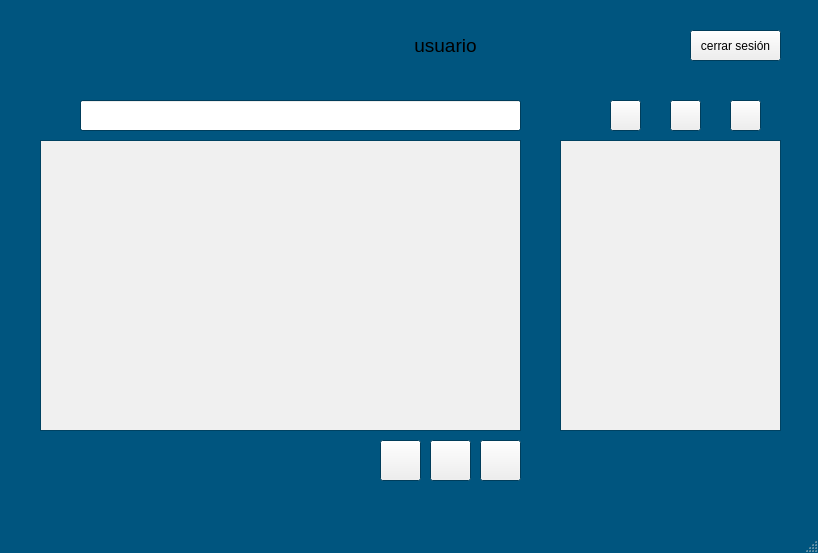
Qt form gestor_apps/interfaz_1/mainwindow.ui (AgustinDelgadoEstevez04/Repositorio_Dam_Tarde_Aerolaser) before a commit.
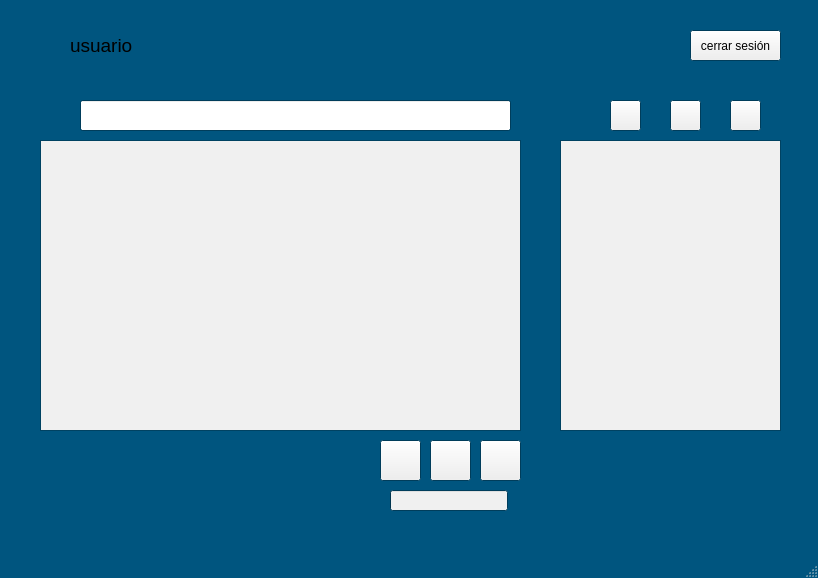
The same form after that commit. Icons and pictures are not drawn.

The edit to the form file:
```diff
--- a/gestor_apps/interfaz_1/mainwindow.ui
+++ b/gestor_apps/interfaz_1/mainwindow.ui
@@ -7,7 +7,7 @@
     <x>0</x>
     <y>0</y>
     <width>818</width>
-    <height>553</height>
+    <height>578</height>
    </rect>
   </property>
   <property name="palette">
@@ -209,7 +209,7 @@
    <widget class="QLabel" name="label_2">
     <property name="geometry">
      <rect>
-      <x>330</x>
+      <x>10</x>
       <y>20</y>
       <width>51</width>
       <height>51</height>
@@ -252,7 +252,7 @@
      <rect>
       <x>80</x>
       <y>100</y>
-      <width>441</width>
+      <width>431</width>
       <height>31</height>
      </rect>
     </property>
@@ -306,9 +306,9 @@
    <widget class="QLabel" name="usuario_nombre">
     <property name="geometry">
      <rect>
-      <x>390</x>
+      <x>70</x>
       <y>30</y>
-      <width>111</width>
+      <width>601</width>
       <height>31</height>
      </rect>
     </property>
@@ -321,7 +321,7 @@
      <string>usuario</string>
     </property>
     <property name="alignment">
-     <set>Qt::AlignmentFlag::AlignCenter</set>
+     <set>Qt::AlignmentFlag::AlignLeading|Qt::AlignmentFlag::AlignLeft|Qt::AlignmentFlag::AlignVCenter</set>
     </property>
    </widget>
    <widget class="QPushButton" name="cerrar_sesion">
@@ -499,10 +499,55 @@
      <rect>
       <x>40</x>
       <y>440</y>
-      <width>331</width>
-      <height>41</height>
+      <width>301</width>
+      <height>61</height>
      </rect>
     </property>
+    <property name="palette">
+     <palette>
+      <active>
+       <colorrole role="WindowText">
+        <brush brushstyle="SolidPattern">
+         <color alpha="255">
+          <red>255</red>
+          <green>255</green>
+          <blue>255</blue>
+         </color>
+        </brush>
+       </colorrole>
+       <colorrole role="Text">
+        <brush brushstyle="SolidPattern">
+         <color alpha="255">
+          <red>0</red>
+          <green>0</green>
+          <blue>0</blue>
+         </color>
+        </brush>
+       </colorrole>
+      </active>
+      <inactive>
+       <colorrole role="WindowText">
+        <brush brushstyle="SolidPattern">
+         <color alpha="255">
+          <red>255</red>
+          <green>255</green>
+          <blue>255</blue>
+         </color>
+        </brush>
+       </colorrole>
+       <colorrole role="Text">
+        <brush brushstyle="SolidPattern">
+         <color alpha="255">
+          <red>0</red>
+          <green>0</green>
+          <blue>0</blue>
+         </color>
+        </brush>
+       </colorrole>
+      </inactive>
+      <disabled/>
+     </palette>
+    </property>
     <property name="text">
      <string>&lt;!DOCTYPE HTML PUBLIC &quot;-//W3C//DTD HTML 4.0//EN&quot; &quot;http://www.w3.org/TR/REC-html40/strict.dtd&quot;&gt;
 &lt;html&gt;&lt;head&gt;&lt;meta name=&quot;qrichtext&quot; content=&quot;1&quot; /&gt;&lt;meta charset=&quot;utf-8&quot; /&gt;&lt;style type=&quot;text/css&quot;&gt;
@@ -512,6 +557,30 @@
 li.checked::marker { content: &quot;\2612&quot;; }
 &lt;/style&gt;&lt;/head&gt;&lt;body style=&quot; font-family:'Segoe UI'; font-size:9pt; font-weight:400; font-style:normal;&quot;&gt;
 &lt;p style=&quot;-qt-paragraph-type:empty; margin-top:0px; margin-bottom:0px; margin-left:0px; margin-right:0px; -qt-block-indent:0; text-indent:0px;&quot;&gt;&lt;br /&gt;&lt;/p&gt;&lt;/body&gt;&lt;/html&gt;</string>
+    </property>
+    <property name="wordWrap">
+     <bool>true</bool>
+    </property>
+   </widget>
+   <widget class="QProgressBar" name="barraProgreso">
+    <property name="geometry">
+     <rect>
+      <x>390</x>
+      <y>490</y>
+      <width>118</width>
+      <height>21</height>
+     </rect>
+    </property>
+    <property name="font">
+     <font>
+      <pointsize>16</pointsize>
+     </font>
+    </property>
+    <property name="value">
+     <number>0</number>
+    </property>
+    <property name="textVisible">
+     <bool>false</bool>
     </property>
    </widget>
   </widget>
```
Left out of the diff: 3 changed lines with no effect on the pictures.
